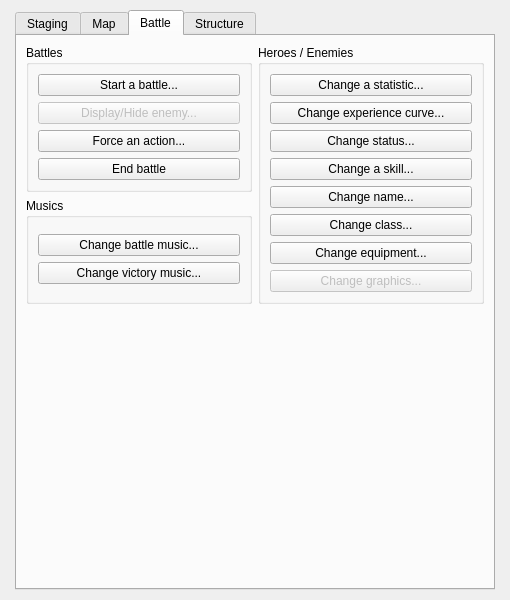
Before: the Qt Designer form Editor/Dialogs/dialogcommands.ui in RPG-Paper-Maker/RPG-Paper-Maker, drawn with Qt 5.
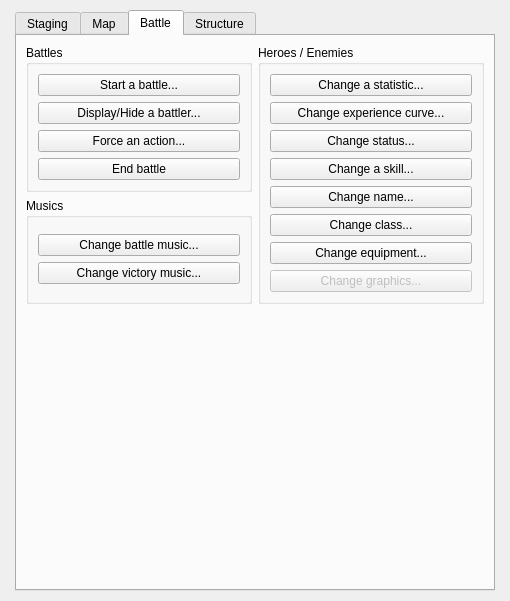
After: the same form once the commit is applied. The open tabs and pages were chosen to show the change.

Commit message: [WIP] Command display / hide an enemy

```diff
--- a/Editor/Dialogs/dialogcommands.ui
+++ b/Editor/Dialogs/dialogcommands.ui
@@ -7,7 +7,7 @@
     <x>0</x>
     <y>0</y>
     <width>510</width>
-    <height>600</height>
+    <height>601</height>
    </rect>
   </property>
   <property name="windowTitle">
@@ -682,10 +682,10 @@
               <item>
                <widget class="QPushButton" name="pushButtonDisplayHideEnemy">
                 <property name="enabled">
-                 <bool>false</bool>
+                 <bool>true</bool>
                 </property>
                 <property name="text">
-                 <string>Display/Hide enemy...</string>
+                 <string>Display/Hide a battler...</string>
                 </property>
                </widget>
               </item>
```
Left out of the diff: 2 changed lines with no effect on the pictures. The commit also changes 14 other files.
